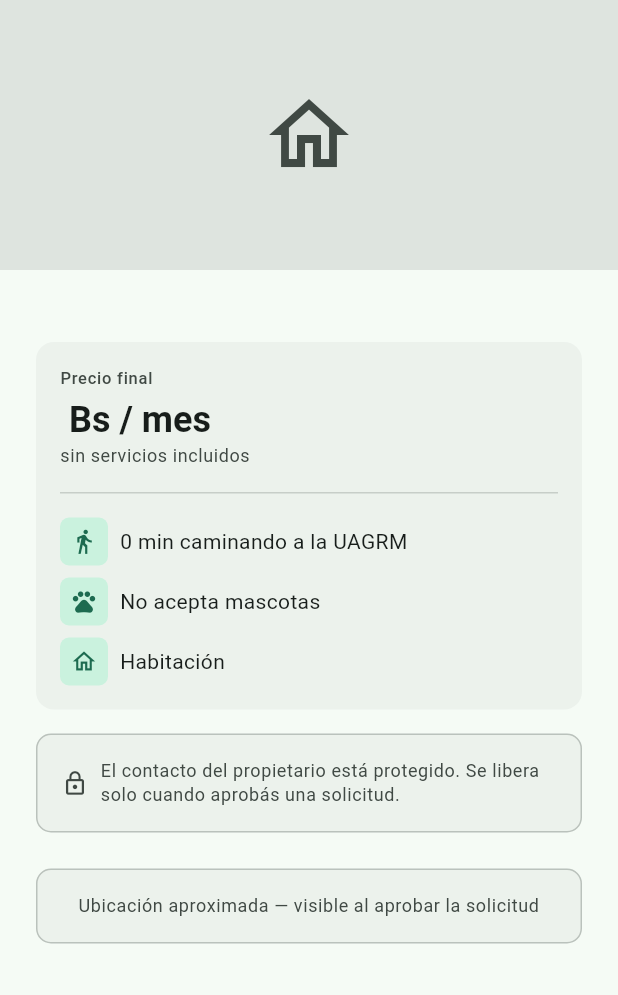
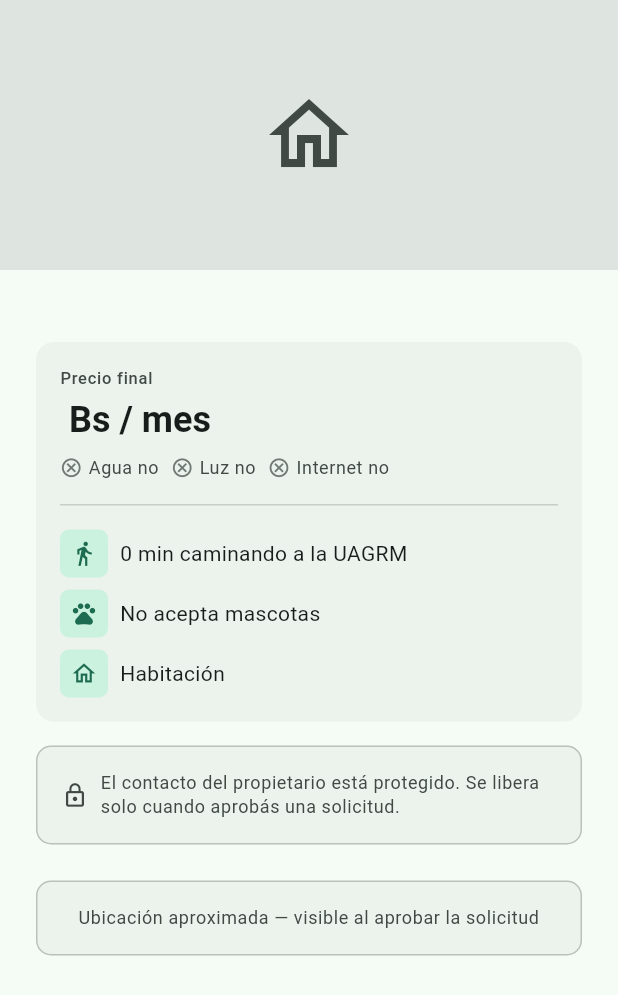
Before and after one commit to gadrilee/PetConnect, a Flutter app: the _AnuncioBody widget shown alone on an empty page, opened directly with empty values, on a phone screen of 412 x 824 dp. Shown: the top 995 px of the screen. Run offline on Flutter 3.47's test engine with Material 3 defaults, Android fonts, the phone set to English and light mode, and no system bars; our stand-ins replace flutter_secure_storage, geolocator, image_picker; accounts and stored records are empty; network calls fail.

Commit message:
fix(mobile): unir el precio con lo que incluye tras la prueba con usuaria
La usuaria leyo el precio destacado en 24px negrita y IGUAL pregunto
'¿cuanto es con luz?'. El numero solo es ambiguo: no significa nada
hasta saber que cubre.

- Los tres servicios pasan a estar pegados a la cifra. Antes vivian en
  una seccion aparte mas abajo, y esa distancia era el problema.
- Lo que NO esta incluido ahora aparece explicito. Antes se omitia, y
  omitirlo impide distinguir 'no esta incluido' de 'no lo dijeron'.
- Se elimina la seccion duplicada de servicios.

El frame 03 Anuncio en Figma se actualizo igual.

Sin probar todavia: responde la pregunta que aparecio, no es una mejora
verificada.

```diff
--- a/mobile/lib/features/buscar/presentation/anuncio_screen.dart
+++ b/mobile/lib/features/buscar/presentation/anuncio_screen.dart
@@ -94,12 +94,6 @@ class _AnuncioBody extends StatelessWidget {
   Widget build(BuildContext context) {
     final esquema = Theme.of(context).colorScheme;
     final texto = Theme.of(context).textTheme;
-
-    // Servicios incluidos como texto
-    final servicios = <String>[];
-    if (anuncio.serviciosIncluidos['agua'] == true) servicios.add('Agua');
-    if (anuncio.serviciosIncluidos['luz'] == true) servicios.add('Luz');
-    if (anuncio.serviciosIncluidos['internet'] == true) servicios.add('Internet');
 
     return ListView(
       padding: const EdgeInsets.only(bottom: 24),
@@ -199,8 +193,7 @@ class _AnuncioBody extends StatelessWidget {
                   crossAxisAlignment: CrossAxisAlignment.start,
                   children: [
                     // El precio final es el criterio de descarte n.º 1 del
-                    // brief, asi que se lee primero y con mas peso. Antes
-                    // tenia exactamente el mismo tamano que los otros tres.
+                    // brief, asi que se lee primero y con mas peso.
                     Text('Precio final',
                         style: texto.labelSmall
                             ?.copyWith(color: esquema.onSurfaceVariant)),
@@ -208,14 +201,34 @@ class _AnuncioBody extends StatelessWidget {
                     Text('${anuncio.precioFinal} Bs / mes',
                         style: texto.headlineSmall
                             ?.copyWith(fontWeight: FontWeight.bold)),
-                    Text(
-                      servicios.length == 3
-                          ? 'todo incluido'
-                          : servicios.isEmpty
-                              ? 'sin servicios incluidos'
-                              : 'incluye ${servicios.join(', ').toLowerCase()}',
-                      style: texto.bodySmall
-                          ?.copyWith(color: esquema.onSurfaceVariant),
+
+                    // ─── Corregido tras la prueba con usuaria (27/08) ───
+                    //
+                    // Ella leyo el precio destacado y IGUAL pregunto
+                    // "¿cuanto es con luz?". El numero solo es ambiguo: no
+                    // significa nada hasta saber que cubre.
+                    //
+                    // Antes esto era una linea de texto chico y gris, y los
+                    // servicios vivian en OTRA seccion mas abajo de la
+                    // pantalla. Ahora van pegados a la cifra y, sobre todo,
+                    // lo que NO esta incluido aparece explicito en vez de
+                    // omitirse: callarlo es lo que obliga a preguntar.
+                    const SizedBox(height: Espacio.sm),
+                    Wrap(
+                      spacing: Espacio.sm,
+                      runSpacing: Espacio.xs,
+                      children: [
+                        _Servicio(
+                            nombre: 'Agua',
+                            incluido: anuncio.serviciosIncluidos['agua'] == true),
+                        _Servicio(
+                            nombre: 'Luz',
+                            incluido: anuncio.serviciosIncluidos['luz'] == true),
+                        _Servicio(
+                            nombre: 'Internet',
+                            incluido:
+                                anuncio.serviciosIncluidos['internet'] == true),
+                      ],
                     ),
 
                     const SizedBox(height: Espacio.md),
@@ -276,25 +289,6 @@ class _AnuncioBody extends StatelessWidget {
                 ),
               ),
 
-              // ---- Servicios incluidos ----
-              if (servicios.isNotEmpty) ...[
-                const SizedBox(height: Espacio.lg),
-                Text('Servicios incluidos',
-                    style: texto.labelMedium?.copyWith(color: esquema.onSurfaceVariant)),
-                const SizedBox(height: Espacio.sm),
-                Wrap(
-                  spacing: Espacio.sm,
-                  runSpacing: Espacio.sm,
-                  children: servicios
-                      .map((s) => Chip(
-                            label: Text(s, style: const TextStyle(fontSize: 12)),
-                            visualDensity: VisualDensity.compact,
-                            side: BorderSide(color: esquema.outline.withValues(alpha: 0.5)),
-                            backgroundColor: Colors.transparent,
-                          ))
-                      .toList(),
-                ),
-              ],
 
               // ---- Ubicación aproximada ----
               const SizedBox(height: Espacio.lg),
@@ -385,3 +379,37 @@ class _ErrorBody extends StatelessWidget {
     );
   }
 }
+
+/// Un servicio del precio final, tal como se lee junto a la cifra.
+///
+/// Muestra tanto los incluidos como los que NO lo estan. Omitir los que
+/// faltan fue lo que hizo que la usuaria de la prueba tuviera que preguntar
+/// "¿cuanto es con luz?": si no aparece, no se sabe si esta o no esta.
+class _Servicio extends StatelessWidget {
+  const _Servicio({required this.nombre, required this.incluido});
+
+  final String nombre;
+  final bool incluido;
+
+  @override
+  Widget build(BuildContext context) {
+    final esquema = Theme.of(context).colorScheme;
+    final color = incluido ? esquema.onSurface : esquema.onSurfaceVariant;
+
+    return Row(
+      mainAxisSize: MainAxisSize.min,
+      children: [
+        Icon(incluido ? Icons.check_circle : Icons.cancel_outlined,
+            size: 15, color: incluido ? esquema.primary : esquema.outline),
+        const SizedBox(width: Espacio.xs),
+        Text(
+          incluido ? nombre : '$nombre no',
+          style: Theme.of(context).textTheme.bodySmall?.copyWith(
+                color: color,
+                fontWeight: incluido ? FontWeight.w600 : FontWeight.normal,
+              ),
+        ),
+      ],
+    );
+  }
+}
```
Also changed, not shown: 1 other file.
